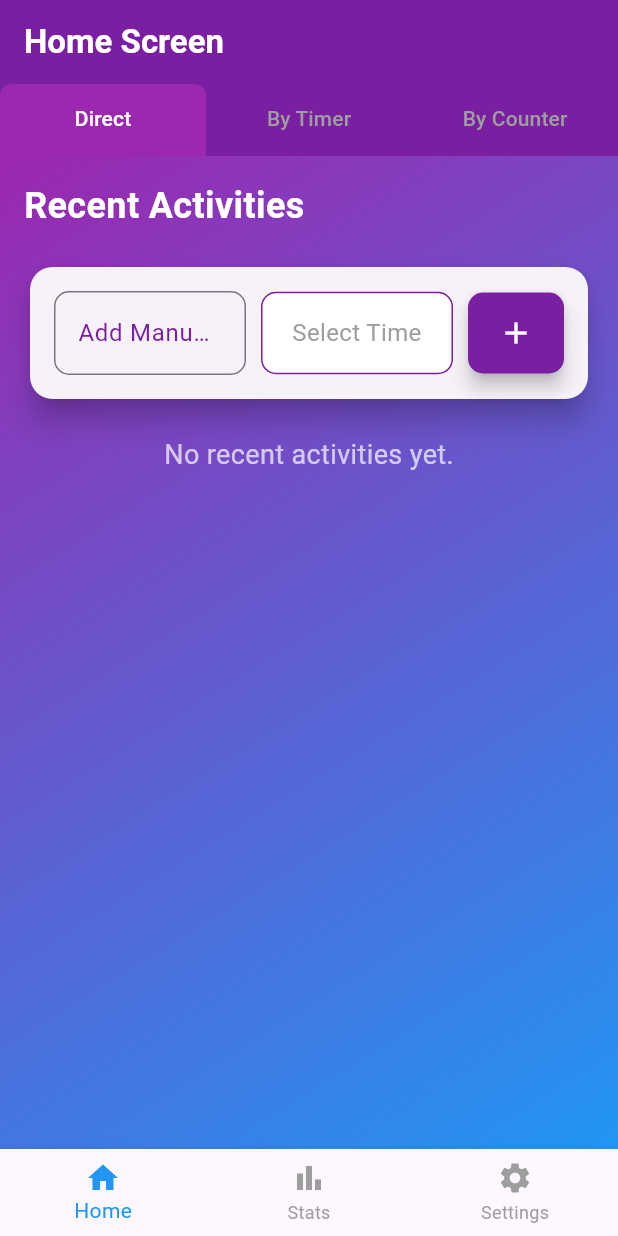
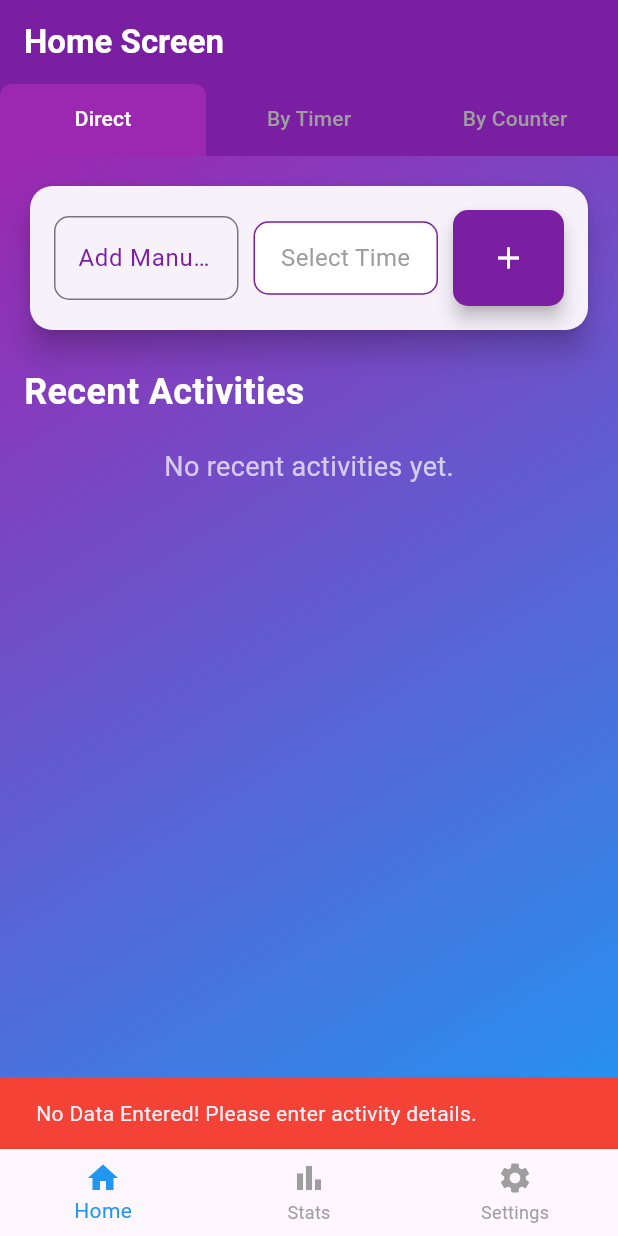
Before and after one commit to psjhimanshu/activity_tracker, a Flutter app: the screen it shows after launch, after a tap on the "add" icon, on a phone screen of 412 x 824 dp. Run offline on Flutter 3.47's test engine with Material 3 defaults, Android fonts, the light colour scheme and no system bars; our stand-ins replace audioplayers, firebase_core, get, shared_preferences, syncfusion_flutter_charts; accounts and stored records are empty.

Commit message:
Home screen done 99% work

```diff
--- a/lib/Screens/HomeScreen.dart
+++ b/lib/Screens/HomeScreen.dart
@@ -76,6 +76,18 @@ class _HomeScreenState extends State<HomeScreen> {
     ) ??
         false;
   }
+
+
+  void _showInsufficientDataSnackBar() {
+    ScaffoldMessenger.of(context).showSnackBar(
+      const SnackBar(
+        content: Text("No Data Entered! Please enter activity details."),
+        backgroundColor: Colors.red,
+        duration: Duration(seconds: 2),
+      ),
+    );
+  }
+
 
   @override
   Widget build(BuildContext context) {
@@ -165,15 +177,7 @@ class _HomeScreenState extends State<HomeScreen> {
           child: Column(
             crossAxisAlignment: CrossAxisAlignment.start,
             children: [
-              const Text(
-                "Recent Activities",
-                style: TextStyle(
-                  fontSize: 24,
-                  fontWeight: FontWeight.bold,
-                  color: Colors.white,
-                ),
-              ),
-              const SizedBox(height: 20),
+
               Card(
                 elevation: 8,
                 shape: RoundedRectangleBorder(
@@ -221,7 +225,7 @@ class _HomeScreenState extends State<HomeScreen> {
                         child: GestureDetector(
                           onTap: () => _selectDirectTime(context),
                           child: Container(
-                            padding: const EdgeInsets.symmetric(vertical: 15, horizontal: 10),
+                            padding: const EdgeInsets.symmetric(vertical: 12, horizontal: 7),
                             decoration: BoxDecoration(
                               border: Border.all(color: Colors.purple.shade700),
                               borderRadius: BorderRadius.circular(10),
@@ -243,8 +247,9 @@ class _HomeScreenState extends State<HomeScreen> {
                       const SizedBox(width: 10),
                       ElevatedButton(
                         onPressed: () async {
+
                           if (directActivityController.text.isNotEmpty && directSelectedTime != null) {
-                            bool shouldSave = await _confirmSaveActivity(directActivityController.text);
+                            bool shouldSave = true;
                             if (shouldSave) {
                               _recentActivitiesService.saveActivity(
                                 directActivityController.text,
@@ -258,11 +263,14 @@ class _HomeScreenState extends State<HomeScreen> {
                               await _loadActivities();
                               setState(() {});
                             }
+                          }else{
+                            _showInsufficientDataSnackBar();
                           }
+
                         },
                         style: ElevatedButton.styleFrom(
                           backgroundColor: Colors.purple.shade700,
-                          padding: const EdgeInsets.symmetric(horizontal: 20, vertical: 15),
+                          padding: const EdgeInsets.symmetric(horizontal: 25, vertical: 20),
                           shape: RoundedRectangleBorder(
                             borderRadius: BorderRadius.circular(10),
                           ),
@@ -276,6 +284,15 @@ class _HomeScreenState extends State<HomeScreen> {
                       ),
                     ],
                   ),
+                ),
+              ),
+              const SizedBox(height: 20),
+              const Text(
+                "Recent Activities",
+                style: TextStyle(
+                  fontSize: 24,
+                  fontWeight: FontWeight.bold,
+                  color: Colors.white,
                 ),
               ),
               const SizedBox(height: 20),
@@ -424,13 +441,6 @@ class _HomeScreenState extends State<HomeScreen> {
       timer.cancel();
       _audioPlayer.stop();
 
-      // ✅ Ask user before clearing the activity
-      if (_currentActivity.isNotEmpty) {
-        bool shouldSave = await _confirmSaveActivity(_currentActivity);
-        if (shouldSave) {
-          await _saveTimerActivity();
-        }
-      }
 
       setState(() {
         _secondRemaining = 0;
@@ -492,6 +502,10 @@ class _HomeScreenState extends State<HomeScreen> {
   }
 
   void _startTimer() {
+    if(activityController.text.isEmpty||selectedTime==null){
+      _showInsufficientDataSnackBar();
+      return;
+    }
     activityShowH2=false;
 
     if (selectedTime == null) return;
@@ -700,7 +714,7 @@ class _HomeScreenState extends State<HomeScreen> {
               Row(
                 mainAxisAlignment: MainAxisAlignment.center,
                 children: [
-                  // Show Play button when timer is not running or paused, otherwise show Stop button
+
                   _isRunning || _isPaused
                       ? ElevatedButton(
                     onPressed: _stopTimer,
@@ -720,9 +734,7 @@ class _HomeScreenState extends State<HomeScreen> {
                   )
                       : ElevatedButton(
                     onPressed: () {
-                      if (activityController.text.isNotEmpty && selectedTime != null) {
-                        _startTimer();
-                      }
+                     _startTimer();
                     },
                     style: ElevatedButton.styleFrom(
                       backgroundColor: Colors.purple.shade700,
@@ -782,6 +794,10 @@ class _HomeScreenState extends State<HomeScreen> {
   bool activityShowH3 = true;
 
   void _startStopwatch() {
+    if(stopwatchActivityController.text.isEmpty){
+      _showInsufficientDataSnackBar();
+      return;
+    }
     activityShowH3 = false;
     if (!_stopwatchRunning) {
       _stopwatchActivity = stopwatchActivityController.text;
@@ -984,13 +1000,27 @@ class _HomeScreenState extends State<HomeScreen> {
               Row(
                 mainAxisAlignment: MainAxisAlignment.center,
                 children: [
-                  ElevatedButton(
-                    onPressed: _stopwatchRunning
-                        ? null
-                        : () {
-                      if (stopwatchActivityController.text.isNotEmpty) {
-                        _startStopwatch();
-                      }
+                  // Conditionally show Start or Stop button
+                  _stopwatchRunning || _stopwatchPaused
+                      ? ElevatedButton(
+                    onPressed: _resetStopwatch,
+                    style: ElevatedButton.styleFrom(
+                      backgroundColor: Colors.red.shade700,
+                      padding: const EdgeInsets.all(15),
+                      shape: RoundedRectangleBorder(
+                        borderRadius: BorderRadius.circular(10),
+                      ),
+                      elevation: 5,
+                    ),
+                    child: const Icon(
+                      Icons.stop,
+                      color: Colors.white,
+                      size: 30,
+                    ),
+                  )
+                      : ElevatedButton(
+                    onPressed: () {
+                      _startStopwatch();
                     },
                     style: ElevatedButton.styleFrom(
                       backgroundColor: Colors.purple.shade700,
@@ -1007,6 +1037,7 @@ class _HomeScreenState extends State<HomeScreen> {
                     ),
                   ),
                   const SizedBox(width: 20),
+                  // Pause/Resume button
                   ElevatedButton(
                     onPressed: _stopwatchRunning || _stopwatchPaused
                         ? () {
@@ -1027,25 +1058,6 @@ class _HomeScreenState extends State<HomeScreen> {
                     ),
                     child: Icon(
                       _stopwatchPaused ? Icons.play_arrow : Icons.pause,
-                      color: Colors.white,
-                      size: 30,
-                    ),
-                  ),
-                  const SizedBox(width: 20),
-                  ElevatedButton(
-                    onPressed: _stopwatchRunning || _stopwatchPaused
-                        ? _resetStopwatch
-                        : null,
-                    style: ElevatedButton.styleFrom(
-                      backgroundColor: Colors.red.shade700,
-                      padding: const EdgeInsets.all(15),
-                      shape: RoundedRectangleBorder(
-                        borderRadius: BorderRadius.circular(10),
-                      ),
-                      elevation: 5,
-                    ),
-                    child: const Icon(
-                      Icons.stop,
                       color: Colors.white,
                       size: 30,
                     ),
```
